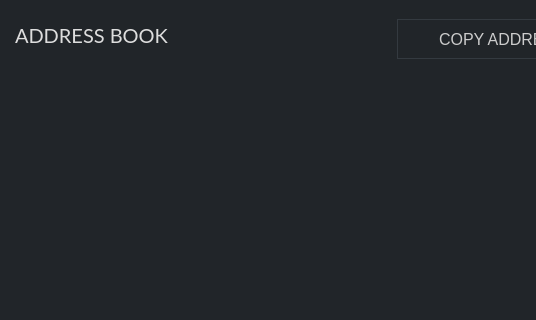
This is src/gui/ui/addressbookframe.ui in ConcealNetwork/conceal-desktop as Qt 5 draws it before an edit; both pictures show x 0 to 536 and y 0 to 320 of the 1270 by 700 pixel window. The edited form follows.
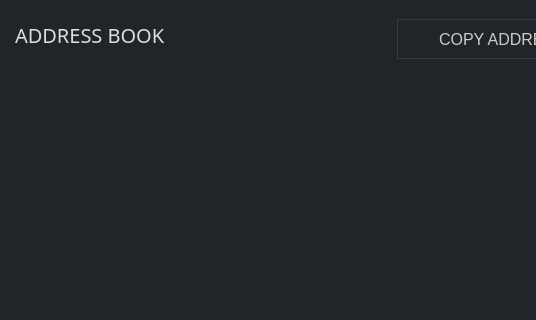
This is the edited form.

Diff of the .ui file:
```diff
--- a/src/gui/ui/addressbookframe.ui
+++ b/src/gui/ui/addressbookframe.ui
@@ -30,7 +30,7 @@
   </property>
   <property name="font">
    <font>
-    <family>Lato</family>
+    <family>Raleway</family>
     <pointsize>9</pointsize>
    </font>
   </property>
@@ -73,14 +73,14 @@
       <widget class="QLabel" name="label">
        <property name="font">
         <font>
-         <family>Lato</family>
+         <family>Raleway</family>
          <pointsize>-1</pointsize>
         </font>
        </property>
        <property name="styleSheet">
         <string notr="true">color: #ddd; 
 font-size: 20px;
-font-family: Lato;</string>
+font-family: Raleway;</string>
        </property>
        <property name="text">
         <string>ADDRESS BOOK</string>
```
Left out of the diff: 4 changed lines with no effect on the pictures.
